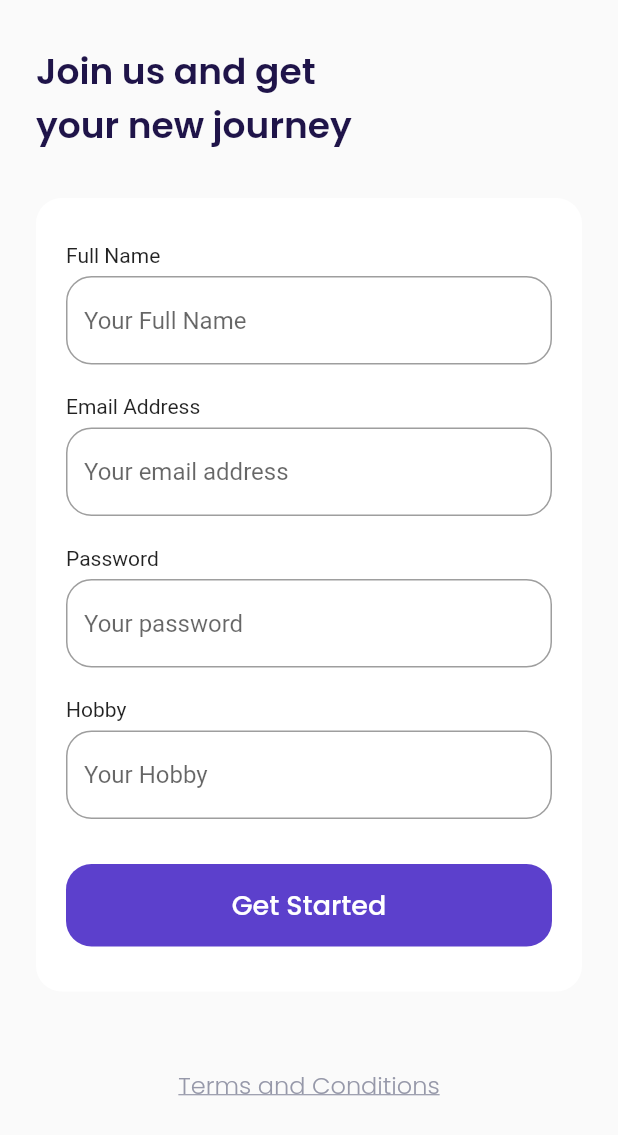
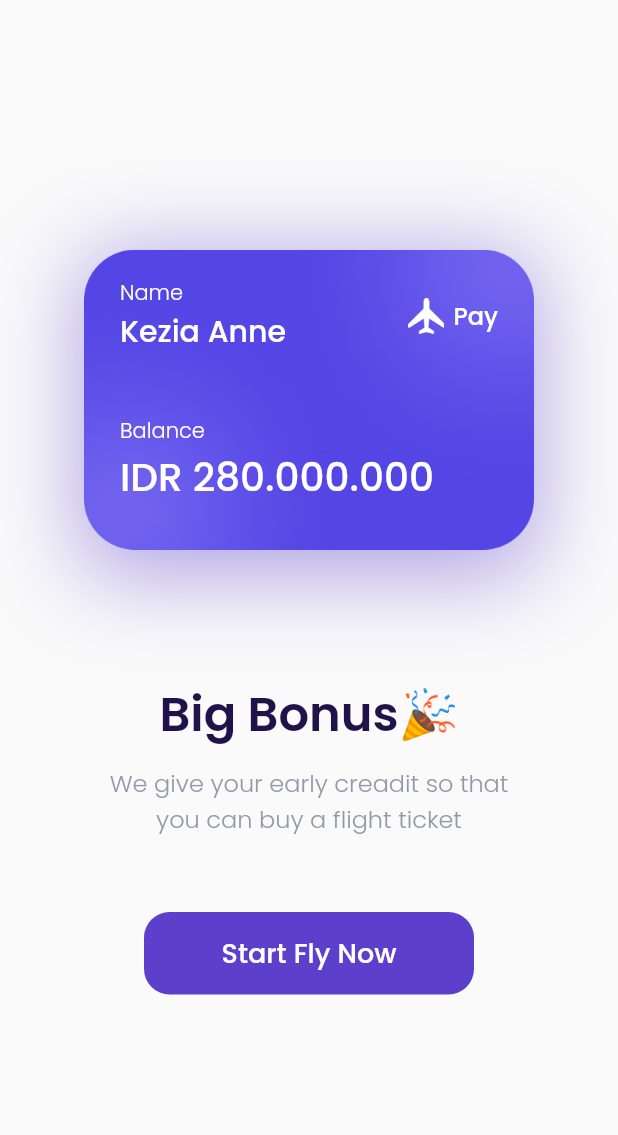
Before and after one commit to parhanhambali/airplane_flutter, a Flutter app: the SignUpPage screen opened by its route, after a tap on "Get Started", on a phone screen of 412 x 824 dp. Shown: the top 1135 px of the screen. Run offline on Flutter 3.47's test engine with Material 2 defaults, Android fonts, the phone set to English and light mode, and no system bars; our stand-ins replace google_fonts.

Commit message:
create bonus page

```diff
--- a/lib/main.dart
+++ b/lib/main.dart
@@ -2,6 +2,8 @@ import 'package:flutter/material.dart';
 import 'ui/pages/get_started_page.dart';
 import 'ui/pages/sign_up_page.dart';
 import 'ui/pages/splash_page.dart';
+import 'ui/pages/bonus_page.dart';
+import 'ui/pages/bonus_page.dart';
 void main() => runApp(MyApp());
 
 class MyApp extends StatelessWidget {
@@ -14,6 +16,7 @@ class MyApp extends StatelessWidget {
         '/': (context) => SplashPage(),
         '/get-started': (context) => GetStartedPage(),
         '/sign-up': (context) => SignUpPage(),
+        '/bonus': (context) => BonusPage(),
       },
     );
   }
--- /dev/null
+++ b/lib/ui/pages/bonus_page.dart
@@ -0,0 +1,166 @@
+import 'package:flutter/material.dart';
+import '../../shared/theme.dart';
+
+class BonusPage extends StatelessWidget {
+  const BonusPage({Key? key}) : super(key: key);
+
+  @override
+  Widget build(BuildContext context) {
+
+    Widget bonusCard() {
+      return Container(
+        width: 300,
+        height: 211,
+        padding: EdgeInsets.all(
+          defaultMargin,
+        ),
+        decoration: BoxDecoration(
+          image: DecorationImage(
+            image: AssetImage(
+              'assets/image_card.png',
+            ),
+          ),
+          boxShadow: [
+            BoxShadow(
+              color: kPrimaryColor.withOpacity(0.5),
+              blurRadius: 50,
+              offset: Offset(0, 10),
+            ),
+          ],
+        ),
+        child: Column(
+          crossAxisAlignment: CrossAxisAlignment.start,
+          children: [
+            Row(
+              children: [
+                Expanded(
+                  child: Column(
+                    crossAxisAlignment: CrossAxisAlignment.start,
+                    children: [
+                      Text(
+                        'Name',
+                        style: whiteTextStyle.copyWith(
+                          fontWeight: light,
+                        ),
+                      ),
+                      Text(
+                        'Kezia Anne',
+                        style: whiteTextStyle.copyWith(
+                          fontSize: 20,
+                          fontWeight: medium,
+                          overflow: TextOverflow.ellipsis,
+                        ),
+                      ),
+                    ],
+                  ),
+                ),
+                Container(
+                  width: 24,
+                  height: 24,
+                  margin: EdgeInsets.only(right: 6),
+                  decoration: BoxDecoration(
+                    image: DecorationImage(
+                      image: AssetImage('assets/icon_plane.png',
+                      ),
+                    ),
+                  ),
+                ),
+                Text(
+                  'Pay',
+                  style: whiteTextStyle.copyWith(
+                    fontSize: 16,
+                    fontWeight: medium,
+                  ),
+                ),
+              ],
+            ),
+            SizedBox(
+              height: 41,
+            ),
+            Text(
+              'Balance',
+              style: whiteTextStyle.copyWith(
+                fontWeight: light,
+              ),
+            ),
+            Text(
+              'IDR 280.000.000',
+              style: whiteTextStyle.copyWith(
+                fontSize: 26,
+                fontWeight: medium,
+              ),
+            ),
+          ],
+        ),
+      );
+    }
+
+    Widget title() {
+      return Container(
+        margin: EdgeInsets.only(top: 80),
+        child: Text(
+          'Big Bonus🎉',
+          style: blackTextStyle.copyWith(
+            fontSize: 32,
+            fontWeight: semiBold,
+          ),
+        ),
+      );
+    }
+
+    Widget subtitle() {
+      return Container(
+        margin: EdgeInsets.only(top: 10),
+        child: Text(
+          'We give your early creadit so that\nyou can buy a flight ticket',
+          style: greyTextStyle.copyWith(
+            fontSize: 16,
+            fontWeight: light,
+          ),
+          textAlign: TextAlign.center,
+        ),
+      );
+    }
+
+    Widget startButton() {
+      return Container(
+        width: 220,
+        height: 55,
+        margin: EdgeInsets.only(top: 50),
+        child: TextButton(
+          onPressed: () {},
+          style: TextButton.styleFrom(
+            backgroundColor: kPrimaryColor,
+            shape: RoundedRectangleBorder(
+              borderRadius: BorderRadius.circular(
+                defaultRadius,
+              ),
+            ),
+          ),
+          child: Text(
+            'Start Fly Now',
+            style: whiteTextStyle.copyWith(
+              fontSize: 18,
+              fontWeight: medium,
+            ),
+          ),
+        ),
+      );
+    }
+
+    return Scaffold(
+      backgroundColor: kBackgroundColor,
+      body: Center(
+        child: Column(
+          mainAxisAlignment: MainAxisAlignment.center,
+          children: [
+            bonusCard(),
+            title(),
+            subtitle(),
+            startButton(),
+          ],
+        ),
+      ),
+    );
+  }
+}
--- a/lib/ui/pages/sign_up_page.dart
+++ b/lib/ui/pages/sign_up_page.dart
@@ -1,4 +1,5 @@
 import 'package:flutter/material.dart';
+import 'bonus_page.dart';
 import '../../shared/theme.dart';
 
 class SignUpPage extends StatelessWidget {
@@ -172,7 +173,9 @@ class SignUpPage extends StatelessWidget {
           width: double.infinity,
           height: 55,
           child: TextButton(
-            onPressed: () {},
+            onPressed: () {
+              Navigator.pushNamed(context, '/bonus');
+            },
             style: TextButton.styleFrom(
               backgroundColor: kPrimaryColor,
               shape: RoundedRectangleBorder(
```
